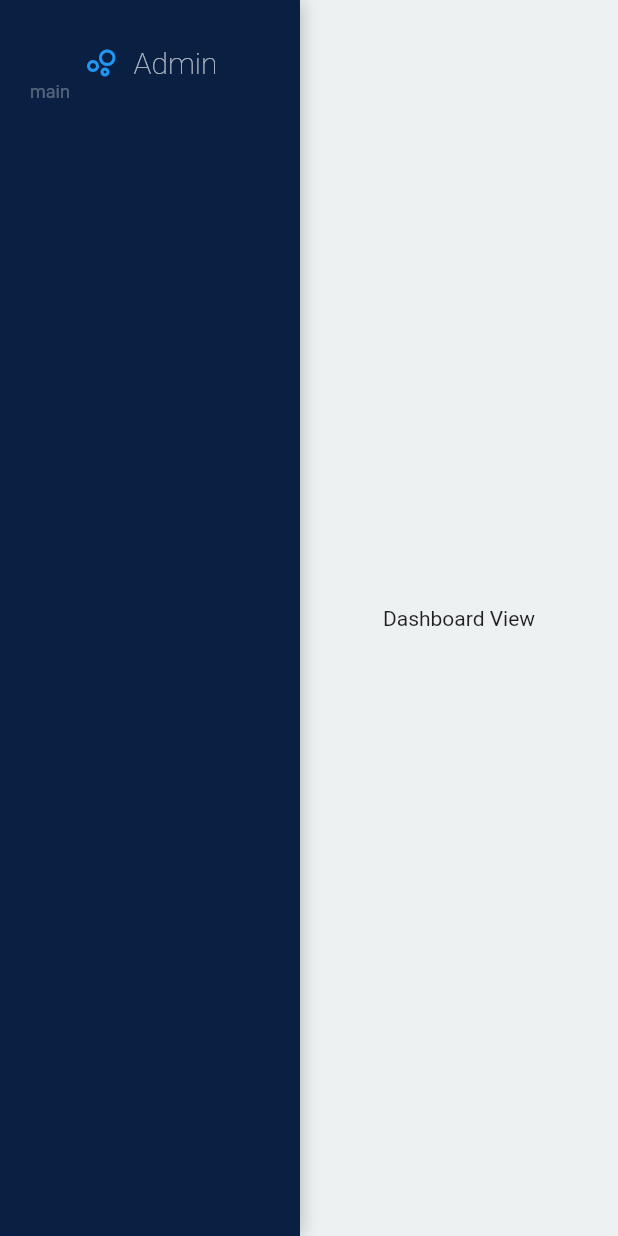
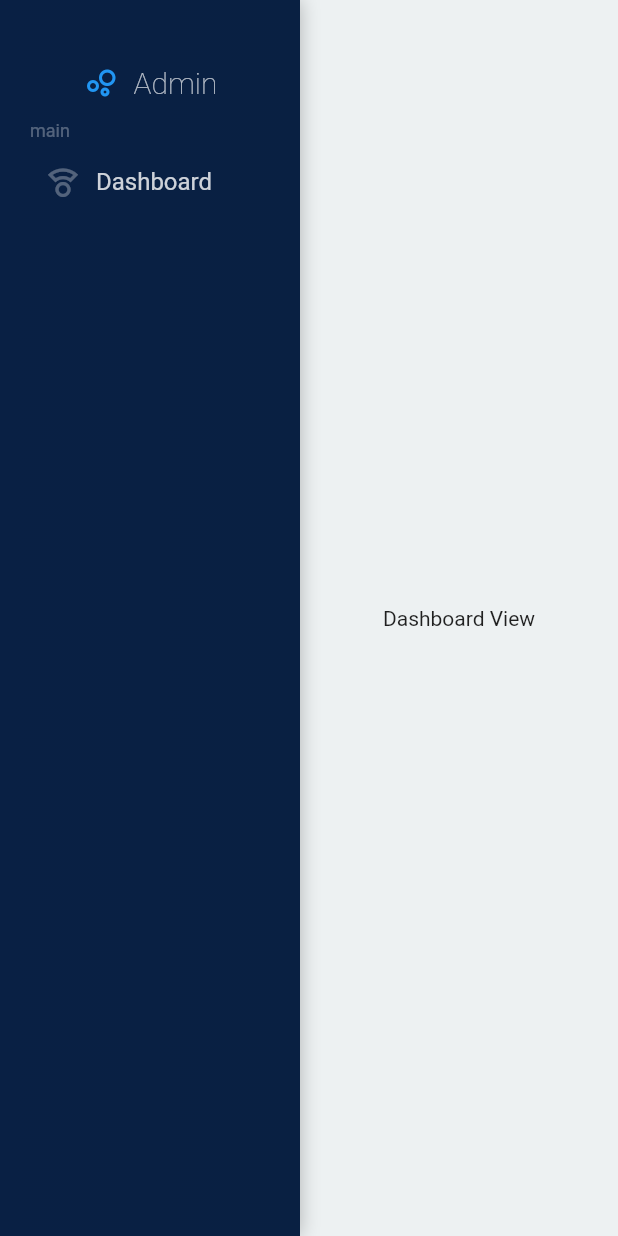
Before and after one commit to DavidRamiroBarragan/flutter-web-course, a Flutter app: the screen it shows after launch, after a tap on "Ingresar", on a phone screen of 412 x 824 dp. Run offline on Flutter 3.47's test engine with Material 2 defaults, Android fonts, the phone set to English and light mode, and no system bars; our stand-ins replace animate_do, email_validator, fluro, get_it, google_fonts, shared_preferences; missing offline and left inert: universal_html.

Commit message:
add menu item widget

```diff
--- a/admin_dashboard/lib/ui/shared/widgets/logo.dart
+++ b/admin_dashboard/lib/ui/shared/widgets/logo.dart
@@ -24,7 +24,10 @@ class Logo extends StatelessWidget {
                 fontSize: 20,
                 fontWeight: FontWeight.w200,
                 color: Colors.white70),
-          )
+          ),
+          const SizedBox(
+            height: 50,
+          ),
         ],
       ),
     );
--- a/admin_dashboard/lib/ui/shared/widgets/menu_item.dart
+++ b/admin_dashboard/lib/ui/shared/widgets/menu_item.dart
@@ -1,6 +1,7 @@
 import 'package:flutter/material.dart';
+import 'package:google_fonts/google_fonts.dart';
 
-class MenuItemCustom extends StatelessWidget {
+class MenuItemCustom extends StatefulWidget {
   final String text;
   final IconData icon;
   final bool isActive;
@@ -15,7 +16,60 @@ class MenuItemCustom extends StatelessWidget {
       : super(key: key);
 
   @override
+  State<MenuItemCustom> createState() => _MenuItemCustomState();
+}
+
+class _MenuItemCustomState extends State<MenuItemCustom> {
+  bool isHover = false;
+
+  @override
   Widget build(BuildContext context) {
-    return Container();
+    return AnimatedContainer(
+      duration: const Duration(microseconds: 250),
+      color: isHover
+          ? Colors.white.withOpacity(0.1)
+          : widget.isActive
+              ? Colors.white.withOpacity(0.1)
+              : Colors.transparent,
+      child: Material(
+        color: Colors.transparent,
+        child: InkWell(
+          onTap: widget.isActive ? null : () => widget.onPress(),
+          child: Padding(
+            padding: const EdgeInsets.symmetric(horizontal: 30, vertical: 10),
+            child: MouseRegion(
+                onEnter: (event) {
+                  setState(() {
+                    isHover = true;
+                  });
+                },
+                onExit: (event) {
+                  setState(
+                    () {
+                      isHover = false;
+                    },
+                  );
+                },
+                child: Row(
+                  crossAxisAlignment: CrossAxisAlignment.center,
+                  children: [
+                    Icon(
+                      widget.icon,
+                      color: Colors.white.withOpacity(0.3),
+                    ),
+                    const SizedBox(
+                      width: 10,
+                    ),
+                    Text(
+                      widget.text,
+                      style: GoogleFonts.roboto(
+                          fontSize: 16, color: Colors.white.withOpacity(0.8)),
+                    )
+                  ],
+                )),
+          ),
+        ),
+      ),
+    );
   }
 }
```
